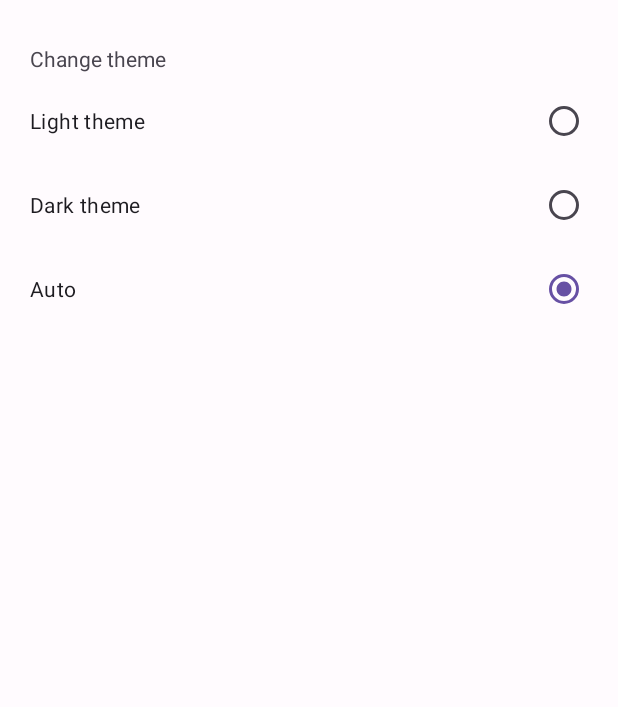
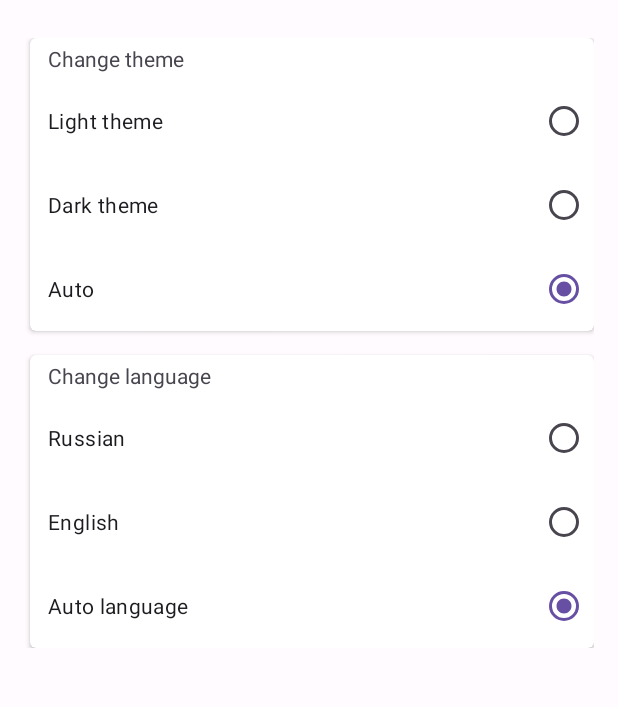
Before and after one commit to ProkhodOlya/CalculyatorPominok, an Android app: the fragment SettingsFragment placed in its activity, on a phone screen of 412 x 824 dp, the part 70-777 px from its top. Run offline under Robolectric (Android 15) with nearby library versions, the light colour scheme and no system bars.

Commit message:
+language repository

```diff
--- /dev/null
+++ b/app/src/main/java/com/calculyatorpominok/data/LanguageRepository.kt
@@ -0,0 +1,32 @@
+package com.calculyatorpominok.data
+
+import android.content.Context
+import android.content.Context.MODE_PRIVATE
+import android.content.SharedPreferences
+
+
+class LanguageRepository private constructor(context: Context) {
+    private val sharedPreferences: SharedPreferences =
+        context.getSharedPreferences("config-pref-theme", MODE_PRIVATE)
+
+    fun setLanguage(language: Int) {
+        val sharedPrefEditor = sharedPreferences.edit()
+        sharedPrefEditor?.putInt(SAVED_LANGUAGE, language)
+        sharedPrefEditor?.apply()
+    }
+
+    fun getLanguage(): Int {
+        return sharedPreferences.getInt(SAVED_LANGUAGE, -1)
+    }
+
+    companion object {
+        const val SAVED_LANGUAGE = "savedLanguage"
+        private var instance: LanguageRepository? = null
+        fun getInstance(context: Context): LanguageRepository {
+            if(instance == null) {
+                instance = LanguageRepository(context)
+            }
+            return instance ?: LanguageRepository(context)
+        }
+    }
+}
--- a/app/src/main/java/com/calculyatorpominok/mapper/Mapper.kt
+++ b/app/src/main/java/com/calculyatorpominok/mapper/Mapper.kt
@@ -1,5 +1,6 @@
 package com.calculyatorpominok.mapper
 
+import com.calculyatorpominok.presentation.models.TypeOfLanguage
 import com.calculyatorpominok.presentation.models.TypeOfTheme
 import com.calculyatorpominok.utils.DayOfCommemoration
 
@@ -20,3 +21,11 @@ fun Int.mapToTypeOfTheme(): TypeOfTheme =
         TypeOfTheme.LIGHT.value -> TypeOfTheme.LIGHT
         else -> TypeOfTheme.AUTO
     }
+
+fun Int.mapToLanguage(): TypeOfLanguage =
+    when (this) {
+        TypeOfLanguage.AUTO.value -> TypeOfLanguage.AUTO
+        TypeOfLanguage.RUSSIAN.value -> TypeOfLanguage.RUSSIAN
+        TypeOfLanguage.ENGLISH.value -> TypeOfLanguage.ENGLISH
+        else -> TypeOfLanguage.AUTO
+    }
--- a/app/src/main/java/com/calculyatorpominok/presentation/models/SettingsState.kt
+++ b/app/src/main/java/com/calculyatorpominok/presentation/models/SettingsState.kt
@@ -1,9 +1,14 @@
 package com.calculyatorpominok.presentation.models
 
-data class SettingsState(val typeOfTheme: TypeOfTheme)
+data class SettingsState(val typeOfTheme: TypeOfTheme, val typeOfLanguage: TypeOfLanguage)
 
 enum class TypeOfTheme(val value: Int) {
     AUTO(0),
     DARK(1),
     LIGHT(2),
 }
+enum class TypeOfLanguage(val value: Int) {
+    AUTO(0),
+    RUSSIAN(1),
+    ENGLISH(2),
+}
--- a/app/src/main/java/com/calculyatorpominok/presentation/screens/SettingsFragment.kt
+++ b/app/src/main/java/com/calculyatorpominok/presentation/screens/SettingsFragment.kt
@@ -15,6 +15,7 @@ import androidx.fragment.app.viewModels
 import androidx.lifecycle.Lifecycle
 import androidx.lifecycle.lifecycleScope
 import androidx.lifecycle.repeatOnLifecycle
+import com.calculyatorpominok.presentation.models.TypeOfLanguage
 import com.calculyatorpominok.presentation.models.TypeOfTheme
 import com.example.calculyatorpominok.R
 import kotlinx.coroutines.launch
@@ -27,6 +28,10 @@ class SettingsFragment : Fragment() {
     private var radioButtonLightTheme: RadioButton? = null
     private var radioButtonDarkTheme: RadioButton? = null
     private var radioButtonAutoTheme: RadioButton? = null
+    private var radioGroupLanguage: RadioGroup? = null
+    private var radioButtonRussian: RadioButton? = null
+    private var radioButtonEnglish: RadioButton? = null
+    private var radioButtonAutoLanguage: RadioButton? = null
     private val viewModel: SettingsViewModel by viewModels { SettingsViewModel.Factory }
 
     override fun onCreateView(
@@ -40,6 +45,10 @@ class SettingsFragment : Fragment() {
         radioButtonLightTheme = view.findViewById(R.id.radioButtonLightTheme)
         radioButtonDarkTheme = view.findViewById(R.id.radioButtonDarkTheme)
         radioButtonAutoTheme = view.findViewById(R.id.radioButtonAutoTheme)
+        radioGroupLanguage = view.findViewById(R.id.constraintRadioGroupLanguage)
+        radioButtonRussian = view.findViewById(R.id.radioButtonRussian)
+        radioButtonEnglish = view.findViewById(R.id.radioButtonEnglish)
+        radioButtonAutoLanguage = view.findViewById(R.id.radioButtonAutoLanguage)
         toolbar = view.findViewById<Toolbar?>(R.id.toolbar).apply {
             setNavigationIcon(androidx.appcompat.R.drawable.abc_ic_ab_back_material)
             setNavigationOnClickListener {
@@ -55,7 +64,6 @@ class SettingsFragment : Fragment() {
         viewModel.start()
         initView()
     }
-
 
     private fun initView() {
         radioGroupTheme?.setOnCheckedChangeListener(object : OnCheckedChangeListener {
@@ -76,6 +84,24 @@ class SettingsFragment : Fragment() {
                 }
             }
         })
+        radioGroupLanguage?.setOnCheckedChangeListener(object : OnCheckedChangeListener {
+            override fun onCheckedChanged(group: RadioGroup?, checkedId: Int) {
+                when (checkedId) {
+                    R.id.radioButtonRussian -> {
+                        viewModel.saveLanguage(TypeOfLanguage.RUSSIAN)
+
+                    }
+                    R.id.radioButtonEnglish -> {
+                        viewModel.saveLanguage(TypeOfLanguage.ENGLISH)
+
+                    }
+                    R.id.radioButtonAutoLanguage -> {
+                        viewModel.saveLanguage(TypeOfLanguage.AUTO)
+
+                    }
+                }
+            }
+        })
     }
 
     private fun subscribeToState() {
@@ -86,6 +112,11 @@ class SettingsFragment : Fragment() {
                         TypeOfTheme.DARK -> radioButtonDarkTheme?.isChecked = true
                         TypeOfTheme.LIGHT -> radioButtonLightTheme?.isChecked = true
                         TypeOfTheme.AUTO -> radioButtonAutoTheme?.isChecked = true
+                    }
+                    when (state.typeOfLanguage) {
+                        TypeOfLanguage.AUTO -> radioButtonAutoLanguage?.isChecked = true
+                        TypeOfLanguage.ENGLISH -> radioButtonEnglish?.isChecked = true
+                        TypeOfLanguage.RUSSIAN -> radioButtonRussian?.isChecked = true
                     }
                 }
             }
--- a/app/src/main/java/com/calculyatorpominok/presentation/screens/SettingsViewModel.kt
+++ b/app/src/main/java/com/calculyatorpominok/presentation/screens/SettingsViewModel.kt
@@ -6,32 +6,43 @@ import androidx.lifecycle.ViewModelProvider
 import androidx.lifecycle.ViewModelProvider.AndroidViewModelFactory.Companion.APPLICATION_KEY
 import androidx.lifecycle.viewmodel.initializer
 import androidx.lifecycle.viewmodel.viewModelFactory
+import com.calculyatorpominok.data.LanguageRepository
 import com.calculyatorpominok.data.ThemeRepository
+import com.calculyatorpominok.mapper.mapToLanguage
 import com.calculyatorpominok.mapper.mapToTypeOfTheme
 import com.calculyatorpominok.presentation.models.SettingsState
+import com.calculyatorpominok.presentation.models.TypeOfLanguage
 import com.calculyatorpominok.presentation.models.TypeOfTheme
 import kotlinx.coroutines.flow.MutableStateFlow
 import kotlinx.coroutines.flow.StateFlow
 import kotlinx.coroutines.flow.update
 
-class SettingsViewModel(private val themeRepository: ThemeRepository) : ViewModel() {
-    private val _state: MutableStateFlow<SettingsState> = MutableStateFlow(SettingsState(TypeOfTheme.AUTO))
+class SettingsViewModel(
+    private val themeRepository: ThemeRepository, private val languageRepository: LanguageRepository
+) : ViewModel() {
+    private val _state: MutableStateFlow<SettingsState> =
+        MutableStateFlow(SettingsState(TypeOfTheme.AUTO, TypeOfLanguage.AUTO))
     val state: StateFlow<SettingsState> = _state
 
     fun start() {
         val theme = themeRepository.getTheme().mapToTypeOfTheme()
-        updateState(typeOfTheme =  theme)
+        val language = languageRepository.getLanguage().mapToLanguage()
+        updateState(typeOfTheme = theme, typeOfLanguage = language)
     }
 
-    fun saveTheme (typeOfTheme: TypeOfTheme) {
+    fun saveTheme(typeOfTheme: TypeOfTheme) {
         themeRepository.setTheme(typeOfTheme.value)
     }
 
-    private fun updateState(typeOfTheme: TypeOfTheme) {
+    fun saveLanguage(typeOfLanguage: TypeOfLanguage) {
+        languageRepository.setLanguage(typeOfLanguage.value)
+    }
+
+    private fun updateState(typeOfTheme: TypeOfTheme, typeOfLanguage: TypeOfLanguage) {
         _state.update { currentState ->
             currentState.copy(
-                typeOfTheme = typeOfTheme
-
+                typeOfTheme = typeOfTheme,
+                typeOfLanguage = typeOfLanguage
             )
         }
     }
@@ -41,8 +52,11 @@ class SettingsViewModel(private val themeRepository: ThemeRepository) : ViewMode
             initializer {
                 val themeRepository =
                     ThemeRepository.getInstance((this[APPLICATION_KEY] as Application).applicationContext)
+                val languageRepository =
+                    LanguageRepository.getInstance((this[APPLICATION_KEY] as Application).applicationContext)
                 SettingsViewModel(
-                    themeRepository = themeRepository
+                    themeRepository = themeRepository,
+                    languageRepository = languageRepository
                 )
             }
         }
--- a/app/src/main/res/layout/fragment_settings.xml
+++ b/app/src/main/res/layout/fragment_settings.xml
@@ -33,10 +33,22 @@
             android:layout_marginHorizontal="16dp"
             android:layout_marginTop="8dp">
 
+            <androidx.cardview.widget.CardView
+                android:id="@+id/card_view_changeTheme"
+                android:layout_width="match_parent"
+                android:layout_height="wrap_content"
+                android:layout_gravity="center"
+                android:layout_marginStart="4dp"
+                app:cardCornerRadius="4dp"
+                app:layout_constraintBottom_toTopOf="@id/card_view_language"
+                app:layout_constraintStart_toStartOf="parent"
+                app:layout_constraintTop_toTopOf="parent">
+
                 <RadioGroup
                     android:id="@+id/constraintRadioGroup"
                     android:layout_width="match_parent"
                     android:layout_height="wrap_content"
+                    android:layout_marginLeft="8dp"
                     app:layout_constraintBottom_toBottomOf="parent"
                     app:layout_constraintLeft_toLeftOf="parent"
                     app:layout_constraintRight_toRightOf="parent"
@@ -72,6 +84,7 @@
                         android:text="Dark theme"
                         android:textAlignment="textStart"
                         android:textSize="14sp" />
+
                     <RadioButton
                         android:id="@+id/radioButtonAutoTheme"
                         android:layout_width="match_parent"
@@ -83,6 +96,72 @@
                         android:textAlignment="textStart"
                         android:textSize="14sp" />
                 </RadioGroup>
+            </androidx.cardview.widget.CardView>
+
+            <androidx.cardview.widget.CardView
+                android:id="@+id/card_view_language"
+                android:layout_width="match_parent"
+                android:layout_height="wrap_content"
+                android:layout_gravity="center"
+                android:layout_marginStart="4dp"
+                android:layout_marginTop="16dp"
+                app:cardCornerRadius="4dp"
+                app:layout_constraintStart_toStartOf="parent"
+                app:layout_constraintTop_toBottomOf="@id/card_view_changeTheme">
+
+                <RadioGroup
+                    android:id="@+id/constraintRadioGroupLanguage"
+                    android:layout_width="match_parent"
+                    android:layout_height="wrap_content"
+                    android:layout_marginLeft="8dp"
+                    app:layout_constraintBottom_toBottomOf="parent"
+                    app:layout_constraintLeft_toLeftOf="parent"
+                    app:layout_constraintRight_toRightOf="parent"
+                    app:layout_constraintTop_toTopOf="parent">
+
+                    <TextView
+                        android:id="@+id/textViewLanguage"
+                        android:layout_width="match_parent"
+                        android:layout_height="wrap_content"
+                        android:layout_gravity="center"
+                        android:layout_margin="4dp"
+                        android:text="Change language"
+                        android:textSize="14sp" />
+
+                    <RadioButton
+                        android:id="@+id/radioButtonRussian"
+                        android:layout_width="match_parent"
+                        android:layout_height="wrap_content"
+                        android:layout_gravity="start"
+                        android:layout_margin="4dp"
+                        android:layoutDirection="rtl"
+                        android:text="Russian"
+                        android:textAlignment="textStart"
+                        android:textSize="14sp" />
+
+                    <RadioButton
+                        android:id="@+id/radioButtonEnglish"
+                        android:layout_width="match_parent"
+                        android:layout_height="wrap_content"
+                        android:layout_gravity="start"
+                        android:layout_margin="4dp"
+                        android:layoutDirection="rtl"
+                        android:text="English"
+                        android:textAlignment="textStart"
+                        android:textSize="14sp" />
+
+                    <RadioButton
+                        android:id="@+id/radioButtonAutoLanguage"
+                        android:layout_width="match_parent"
+                        android:layout_height="wrap_content"
+                        android:layout_gravity="start"
+                        android:layout_margin="4dp"
+                        android:layoutDirection="rtl"
+                        android:text="Auto language"
+                        android:textAlignment="textStart"
+                        android:textSize="14sp" />
+                </RadioGroup>
+            </androidx.cardview.widget.CardView>
         </androidx.constraintlayout.widget.ConstraintLayout>
     </androidx.core.widget.NestedScrollView>
 
```
Lines whose indentation alone changed are shown as unchanged.
